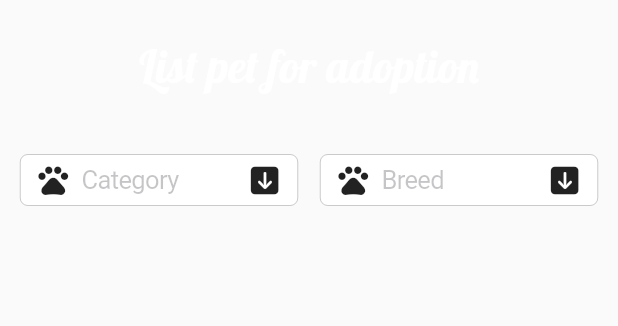
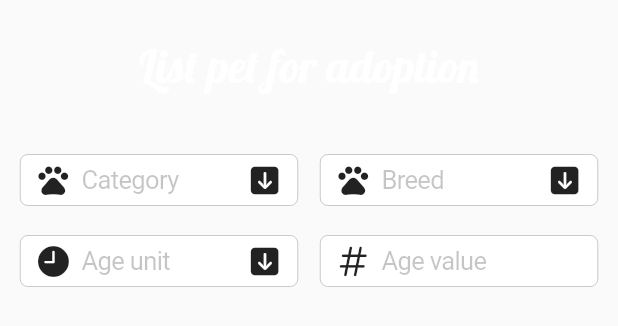
Before and after one commit to mariabrinzila/FurHouse-App, a Flutter app: the AddPetTab widget shown alone on an empty page, opened directly, on a phone screen of 412 x 824 dp. Shown: the top 326 px of the screen. Run offline on Flutter 3.47's test engine with Material 2 defaults, Android fonts, the phone set to English and light mode, and no system bars; our stand-ins replace email_validator, firebase_auth, firebase_core, firebase_database, google_fonts; missing offline and left inert: chaleno; accounts and stored records are empty.

Commit message:
UPDATE furhouse_app

```diff
--- a/furhouse_app/lib/common/constants/picker_values.dart
+++ b/furhouse_app/lib/common/constants/picker_values.dart
@@ -11,3 +11,9 @@ List<String> dogBreedValues = [];
 List<String> rabbitBreedValues = [];
 List<String> rodentBreedValues = [];
 List<String> birdBreedValues = [];
+
+const ageUnitValues = [
+  'Days',
+  'Months',
+  'Years',
+];
--- a/furhouse_app/lib/common/widget_templates/cupertino_text_field_dropdown.dart
+++ b/furhouse_app/lib/common/widget_templates/cupertino_text_field_dropdown.dart
@@ -4,6 +4,7 @@ import 'package:furhouse_app/common/widget_templates/cupertino_text_field_prefix
 import 'package:furhouse_app/common/widget_templates/cupertino_text_field_suffix_icon.dart';
 
 class CupertinoTextFieldDropdown extends StatefulWidget {
+  final double dropdownHeight;
   final String placeholderText;
   final TextEditingController textFieldController;
   final CupertinoTextFieldPrefixIcon prefixIcon;
@@ -12,6 +13,7 @@ class CupertinoTextFieldDropdown extends StatefulWidget {
 
   const CupertinoTextFieldDropdown({
     super.key,
+    required this.dropdownHeight,
     required this.placeholderText,
     required this.textFieldController,
     required this.prefixIcon,
@@ -40,7 +42,7 @@ class _CupertinoTextFieldDropdownState
 
   Widget _popupBuilder(BuildContext context) {
     return Container(
-      height: 200,
+      height: widget.dropdownHeight,
       color: CupertinoColors.systemBackground.resolveFrom(context),
       child: SafeArea(
         top: false,
--- a/furhouse_app/lib/common/widget_templates/cupertino_text_field_style.dart
+++ b/furhouse_app/lib/common/widget_templates/cupertino_text_field_style.dart
@@ -1,4 +1,5 @@
 import 'package:flutter/cupertino.dart';
+import 'package:flutter/services.dart';
 
 import 'package:furhouse_app/common/widget_templates/cupertino_text_field_prefix_icon.dart';
 
@@ -7,6 +8,7 @@ class CupertinoTextFieldStyle extends StatelessWidget {
   final bool obscureText;
   final TextEditingController textFieldController;
   final Icon icon;
+  final List<TextInputFormatter>? inputFormatters;
 
   const CupertinoTextFieldStyle({
     super.key,
@@ -14,6 +16,7 @@ class CupertinoTextFieldStyle extends StatelessWidget {
     required this.icon,
     required this.obscureText,
     required this.textFieldController,
+    this.inputFormatters,
   });
 
   @override
@@ -25,6 +28,7 @@ class CupertinoTextFieldStyle extends StatelessWidget {
       ),
       obscureText: obscureText,
       controller: textFieldController,
+      inputFormatters: inputFormatters,
     );
   }
 }
--- a/furhouse_app/lib/screens/home/add_pet_tab.dart
+++ b/furhouse_app/lib/screens/home/add_pet_tab.dart
@@ -1,18 +1,19 @@
 import 'package:flutter/material.dart';
 import 'package:flutter/cupertino.dart';
 import 'package:google_fonts/google_fonts.dart';
+import 'package:flutter/services.dart';
 
 import 'package:furhouse_app/common/widget_templates/cupertino_text_field_prefix_icon.dart';
 import 'package:furhouse_app/common/widget_templates/cupertino_text_field_suffix_icon.dart';
 import 'package:furhouse_app/common/widget_templates/cupertino_text_field_dropdown.dart';
 import 'package:furhouse_app/common/constants/picker_values.dart';
-
-// TO DO: when the category changes, the previous breed selection should be deleted
+import 'package:furhouse_app/common/widget_templates/cupertino_text_field_style.dart';
 
 class AddPetTab extends StatefulWidget {
   final TextEditingController _categoryController = TextEditingController();
   final TextEditingController _breedController = TextEditingController();
-  final TextEditingController _ageController = TextEditingController();
+  final TextEditingController _ageUnitController = TextEditingController();
+  final TextEditingController _ageValueController = TextEditingController();
   final TextEditingController _locationController = TextEditingController();
   final TextEditingController _characteristicsController =
       TextEditingController();
@@ -108,6 +109,7 @@ class _AddPetTabState extends State<AddPetTab> {
                 SizedBox(
                   width: 185,
                   child: CupertinoTextFieldDropdown(
+                    dropdownHeight: 150,
                     placeholderText: 'Category',
                     textFieldController: widget._categoryController,
                     prefixIcon: prefixIcon,
@@ -121,6 +123,7 @@ class _AddPetTabState extends State<AddPetTab> {
                 SizedBox(
                   width: 185,
                   child: CupertinoTextFieldDropdown(
+                    dropdownHeight: 200,
                     placeholderText: 'Breed',
                     textFieldController: widget._breedController,
                     prefixIcon: prefixIcon,
@@ -133,6 +136,43 @@ class _AddPetTabState extends State<AddPetTab> {
             const SizedBox(
               height: 20,
             ),
+            Row(
+              mainAxisAlignment: MainAxisAlignment.center,
+              children: [
+                SizedBox(
+                  width: 185,
+                  child: CupertinoTextFieldDropdown(
+                    dropdownHeight: 100,
+                    placeholderText: 'Age unit',
+                    textFieldController: widget._ageUnitController,
+                    prefixIcon: const CupertinoTextFieldPrefixIcon(
+                      icon: Icon(
+                        CupertinoIcons.time_solid,
+                      ),
+                    ),
+                    suffixIcon: suffixIcon,
+                    pickerValues: ageUnitValues,
+                  ),
+                ),
+                const SizedBox(
+                  width: 15,
+                ),
+                SizedBox(
+                  width: 185,
+                  child: CupertinoTextFieldStyle(
+                    placeholderText: 'Age value',
+                    icon: const Icon(
+                      CupertinoIcons.number,
+                    ),
+                    obscureText: false,
+                    textFieldController: widget._ageValueController,
+                    inputFormatters: [
+                      FilteringTextInputFormatter.digitsOnly,
+                    ],
+                  ),
+                ),
+              ],
+            ),
           ],
         ),
       ),
```
